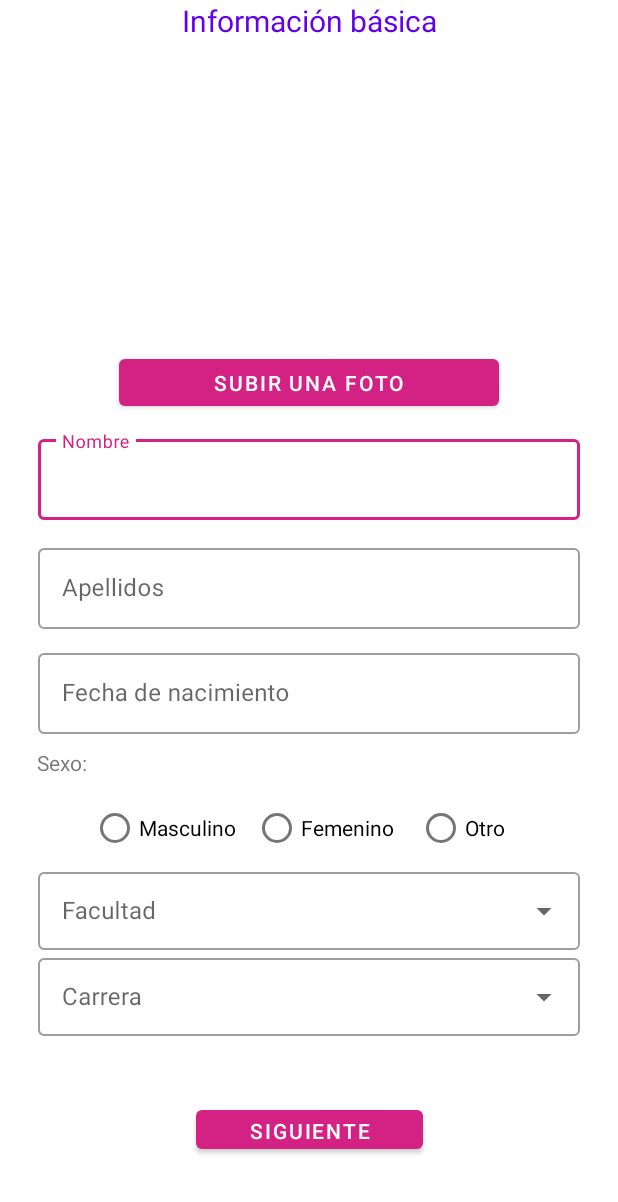
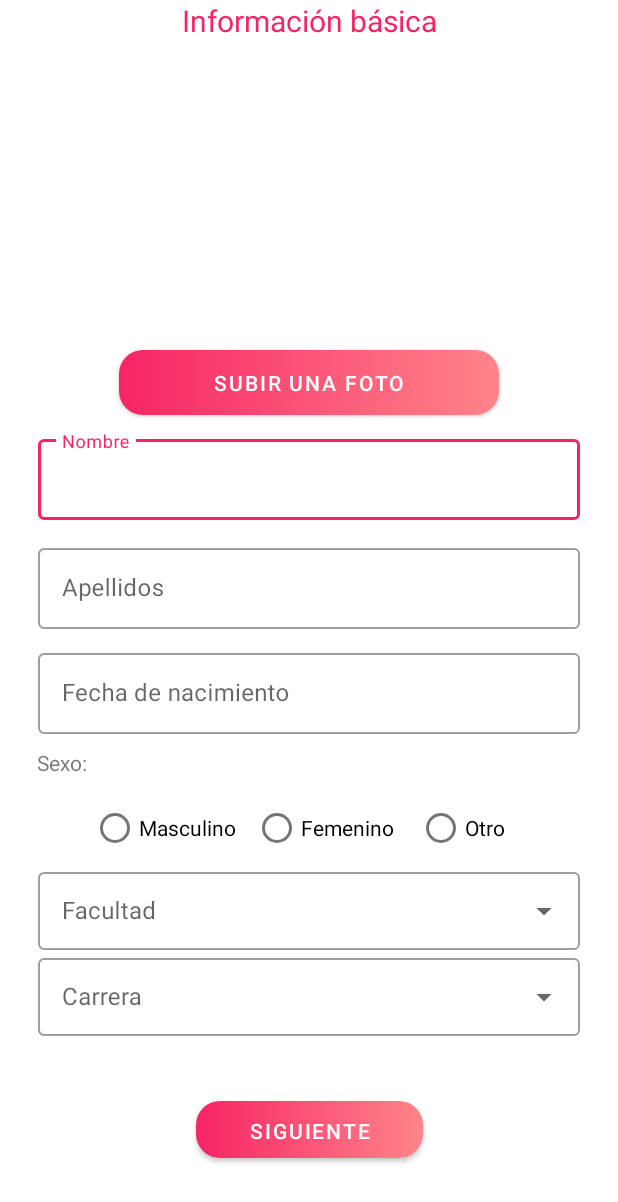
Before and after one commit to moiSS00/SDM_UNILOVI, an Android app: the SignUpActivity2 screen opened directly, with no data from a screen before it, on a phone screen of 412 x 824 dp. Shown: the top 1202 px of the screen. Run offline under Robolectric (Android 15) with nearby library versions, the phone set to English and light mode, and no system bars; our stand-ins replace Firebase (no records; nobody signed in at launch, a user with empty details on screens opened directly), Picasso; libraries missing offline, so code that uses them is left out: com.theartofdev.edmodo.

Commit message:
Mejorada apariencia content scrolling Botones y colores nuevos.

```diff
--- a/app/src/main/res/drawable/button_rounded.xml
+++ b/app/src/main/res/drawable/button_rounded.xml
@@ -1,5 +1,7 @@
 <?xml version="1.0" encoding="utf-8"?>
 <shape xmlns:android="http://schemas.android.com/apk/res/android">
+    <gradient
+        android:startColor="#F72464"
+        android:endColor="#FF858A"/>
     <corners android:radius="16dp" />
-    <solid android:color="@color/cardview_dark_background" />
 </shape>
--- a/app/src/main/res/layout/activity_sign_in.xml
+++ b/app/src/main/res/layout/activity_sign_in.xml
@@ -102,7 +102,8 @@
         android:layout_width="357dp"
         android:layout_height="51dp"
         android:text="Iniciar sesión"
-        app:cornerRadius="16dp"
+        app:backgroundTint="@null"
+        android:background="@drawable/button_rounded"
         app:layout_constraintBottom_toBottomOf="parent"
         app:layout_constraintEnd_toEndOf="parent"
         app:layout_constraintStart_toStartOf="parent"
@@ -114,7 +115,8 @@
         android:layout_width="357dp"
         android:layout_height="51dp"
         android:text="Registrarse"
-        app:cornerRadius="16dp"
+        app:backgroundTint="@null"
+        android:background="@drawable/button_rounded"
         app:layout_constraintBottom_toBottomOf="parent"
         app:layout_constraintEnd_toEndOf="parent"
         app:layout_constraintStart_toStartOf="parent"
--- a/app/src/main/res/layout/activity_sign_up1.xml
+++ b/app/src/main/res/layout/activity_sign_up1.xml
@@ -13,7 +13,7 @@
         android:layout_width="match_parent"
         android:layout_height="35dp"
         android:textAlignment="center"
-        android:textColor="@color/colorPrimary"
+        android:textColor="#F72464"
         style="@android:style/TextAppearance.DeviceDefault.Large"
         android:text="Crea una cuenta nueva" />
 
@@ -80,6 +80,8 @@
                 android:layout_width="wrap_content"
                 android:layout_height="wrap_content"
                 android:text="Siguiente"
+                app:backgroundTint="@null"
+                android:background="@drawable/button_rounded"
                 app:layout_constraintBottom_toBottomOf="parent"
                 app:layout_constraintEnd_toEndOf="parent"
                 app:layout_constraintHorizontal_bias="0.501"
--- a/app/src/main/res/layout/activity_sign_up2.xml
+++ b/app/src/main/res/layout/activity_sign_up2.xml
@@ -15,7 +15,7 @@
         android:layout_height="35dp"
         android:text="Información básica"
         android:textAlignment="center"
-        android:textColor="@color/colorPrimary"
+        android:textColor="#F72464"
         android:textSize="20sp"
         app:layout_constraintBottom_toBottomOf="parent"
         app:layout_constraintEnd_toEndOf="parent"
@@ -42,6 +42,8 @@
         android:layout_width="253dp"
         android:layout_height="43dp"
         android:text="Subir una foto"
+        app:backgroundTint="@null"
+        android:background="@drawable/button_rounded"
         app:layout_constraintBottom_toBottomOf="parent"
         app:layout_constraintEnd_toEndOf="parent"
         app:layout_constraintStart_toStartOf="parent"
@@ -150,6 +152,8 @@
         android:layout_width="151dp"
         android:layout_height="38dp"
         android:text="Siguiente"
+        app:backgroundTint="@null"
+        android:background="@drawable/button_rounded"
         app:layout_constraintBottom_toBottomOf="parent"
         app:layout_constraintEnd_toEndOf="parent"
         app:layout_constraintStart_toStartOf="parent"
--- a/app/src/main/res/layout/activity_sign_up3.xml
+++ b/app/src/main/res/layout/activity_sign_up3.xml
@@ -56,6 +56,8 @@
         android:layout_width="wrap_content"
         android:layout_height="wrap_content"
         android:text="Siguiente"
+        app:backgroundTint="@null"
+        android:background="@drawable/button_rounded"
         app:layout_constraintBottom_toBottomOf="parent"
         app:layout_constraintEnd_toEndOf="parent"
         app:layout_constraintStart_toStartOf="parent"
--- a/app/src/main/res/layout/activity_sign_up4.xml
+++ b/app/src/main/res/layout/activity_sign_up4.xml
@@ -182,6 +182,8 @@
         android:layout_width="wrap_content"
         android:layout_height="wrap_content"
         android:text="Registrarse"
+        app:backgroundTint="@null"
+        android:background="@drawable/button_rounded"
         app:layout_constraintBottom_toBottomOf="parent"
         app:layout_constraintEnd_toEndOf="parent"
         app:layout_constraintHorizontal_bias="0.498"
--- a/app/src/main/res/layout/nav_header_main.xml
+++ b/app/src/main/res/layout/nav_header_main.xml
@@ -3,7 +3,7 @@
     xmlns:app="http://schemas.android.com/apk/res-auto"
     android:layout_width="match_parent"
     android:layout_height="@dimen/nav_header_height"
-    android:background="#EA4881"
+    android:background="#FF858A"
     android:gravity="bottom"
     android:orientation="vertical"
     android:paddingLeft="@dimen/activity_horizontal_margin"
--- a/app/src/main/res/values/strings.xml
+++ b/app/src/main/res/values/strings.xml
@@ -21,9 +21,9 @@
     <!-- Pantalla que muestra los detalles del ususario (ShowUserActivity) -->
     <string name="email">Email</string>
     <string name="edad">Edad</string>
-    <string name="facultad">Facultad:</string>
-    <string name="carrera">Carrera:</string>
-    <string name="sobreMi">Sobre mí:</string>
+    <string name="facultad">Facultad</string>
+    <string name="carrera">Carrera</string>
+    <string name="sobreMi">Sobre mí</string>
 
     <string name="nombre_usuario">Moisés</string>
     <string name="email_usuario">Moisés@email.com</string>
--- a/app/src/main/res/values/themes.xml
+++ b/app/src/main/res/values/themes.xml
@@ -2,12 +2,12 @@
     <!-- Base application theme. -->
     <style name="Theme.Unilovi" parent="Theme.MaterialComponents.DayNight.DarkActionBar">
         <!-- Primary brand color. -->
-        <item name="colorPrimary">#D32284</item>
-        <item name="colorPrimaryVariant">#D32284</item>
+        <item name="colorPrimary">#F72464</item>
+        <item name="colorPrimaryVariant">#F72460</item>
         <item name="colorOnPrimary">@color/white</item>
         <!-- Secondary brand color. -->
-        <item name="colorSecondary">#D32284</item>
-        <item name="colorSecondaryVariant">#D32284</item>
+        <item name="colorSecondary">#FF858A</item>
+        <item name="colorSecondaryVariant">#FFF3A7</item>
         <item name="colorOnSecondary">@color/black</item>
         <!-- Status bar color. -->
         <item name="android:statusBarColor" tools:targetApi="l">?attr/colorPrimaryVariant</item>
```
Also changed, not shown: app/src/main/res/layout/content_scrolling.xml (+14 -17 lines).
